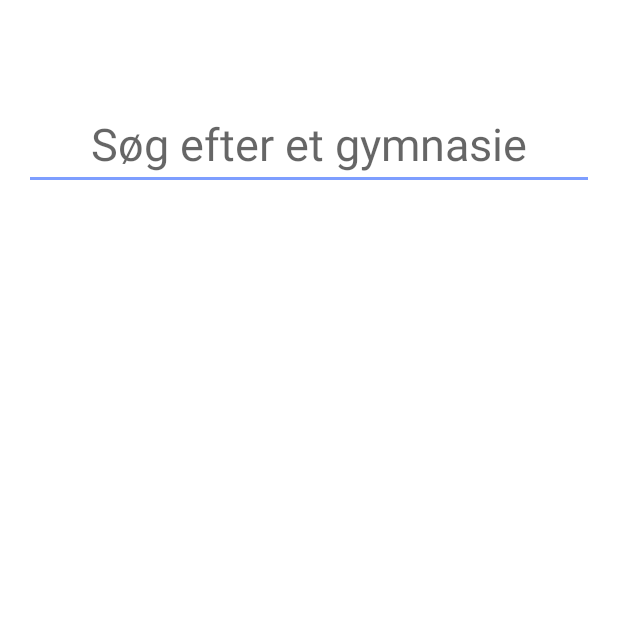
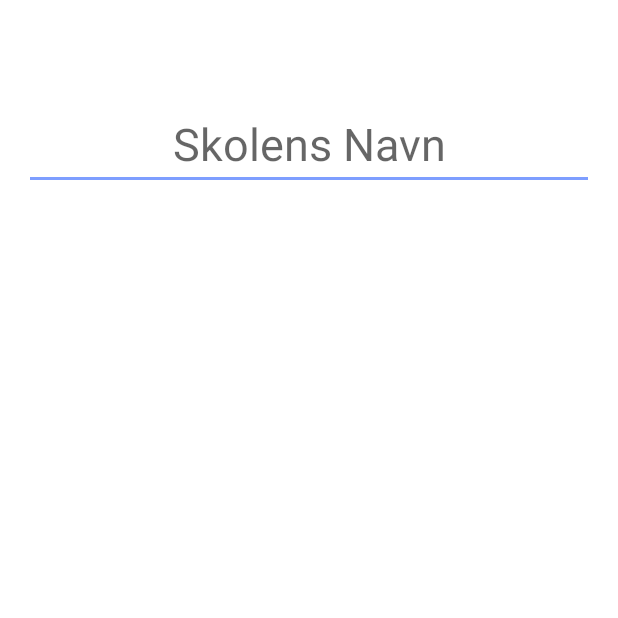
Before and after one commit to Zentarg/Open-Lectio, an Android app: the screen it shows after launch (LoginActivity), on a phone screen of 412 x 824 dp, the top half of it. Run offline under Robolectric (Android 15) with nearby library versions, the phone set to English and light mode, and no system bars; 3 statements that could not run were skipped.

Commit message:
Changed the way the setup of 'elements' are in the activity_login.xml aswell as added a few strings and translations.

```diff
--- a/app/src/main/res/layout/activity_login.xml
+++ b/app/src/main/res/layout/activity_login.xml
@@ -11,19 +11,17 @@
     android:paddingTop="@dimen/activity_vertical_margin"
     tools:context="one.dichmann.lectioapp.LoginActivity">
 
-    <TextView
-        android:id="@+id/loginTwo_gymText"
+    <LinearLayout
+        android:id="@+id/Fragment_LoginOne"
         android:layout_width="match_parent"
-        android:layout_height="wrap_content"
-        android:gravity="center"
-        android:text=""
-        android:visibility="gone"/>
+        android:layout_height="match_parent"
+        android:orientation="vertical">
 
         <EditText
             android:id="@+id/loginOne_Search_Search"
             android:layout_width="match_parent"
             android:layout_height="wrap_content"
-        android:hint="Søg efter et gymnasie"
+            android:hint="@string/login_Search_Hint"
             android:gravity="center"
             android:inputType="textPersonName"
             android:layout_marginTop="49dp"
@@ -124,6 +122,21 @@
             android:layout_below="@+id/loginOne_Search_Result_Four"
             android:layout_alignParentLeft="true"
             android:visibility="invisible"/>
+    </LinearLayout>
+
+    <LinearLayout
+        android:id="@+id/Fragment_LoginTwo"
+        android:layout_width="match_parent"
+        android:layout_height="match_parent"
+        android:orientation="vertical"
+        android:visibility="gone">
+
+        <TextView
+            android:id="@+id/loginTwo_gymText"
+            android:layout_width="match_parent"
+            android:layout_height="wrap_content"
+            android:gravity="center"
+            android:text=""/>
 
         <EditText
             android:id="@+id/loginTwo_Search_Search"
@@ -137,7 +150,6 @@
             android:layout_alignParentStart="true"
             android:textSize="30sp"
             android:layout_alignParentLeft="true"
-        android:visibility="gone"
             android:minHeight="30dp"/>
 
         <TextView
@@ -231,5 +243,5 @@
             android:layout_below="@+id/loginTwo_Search_Result_Four"
             android:layout_alignParentLeft="true"
             android:visibility="gone"/>
-
+    </LinearLayout>
 </RelativeLayout>
--- a/app/src/main/res/values/strings.xml
+++ b/app/src/main/res/values/strings.xml
@@ -1,14 +1,15 @@
 <resources>
-    <string name="app_name">Lectio App</string>
+    <string name="app_name">Open Lectio</string>
     <string name="login_Brugernavn">Brugernavn</string>
     <string name="login_Password">Password</string>
     <string name="login_Button">Login</string>
     <string name="login_Next">Næste</string>
     <string name="login_Tilbage">Tilbage</string>
-    <string name="login_Search_Hint">Skriv skolens navn eller ID</string>
+    <string name="login_Search_Hint">Skolens Navn</string>
     <string name="loginTwo_IdButton">Brug Navn</string>
     <string name="loginTwo_LoginButton">Brug Lectio Login</string>
     <string name="login_Hint_ElevNavn">Navn</string>
     <string name="notAvailable">Denne feature er desværre ikke tilgængelig i øjeblikket.</string>
-    <string name="loginTwo_Search_Hint">Søg efter et navn</string>
+    <string name="loginTwo_Search_Hint">Elevens Navn</string>
+    <string name="login_Hint_ElevID">Elev ID</string>
 </resources>
```
Also changed, not shown: 2 other files. Lines whose indentation alone changed are shown as unchanged.
